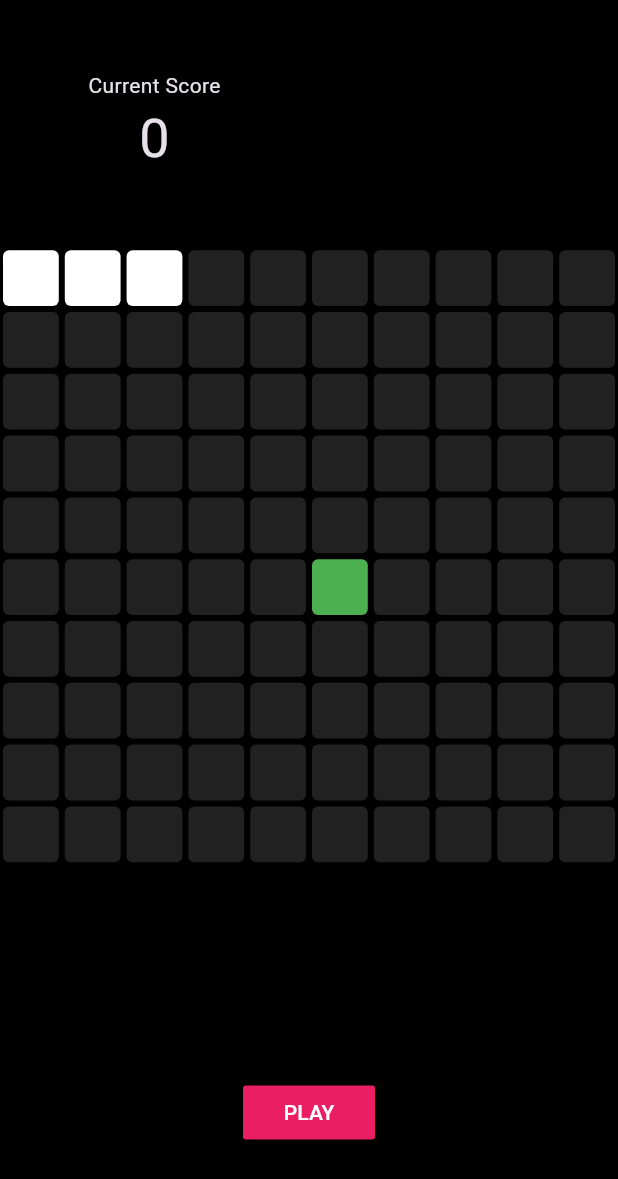
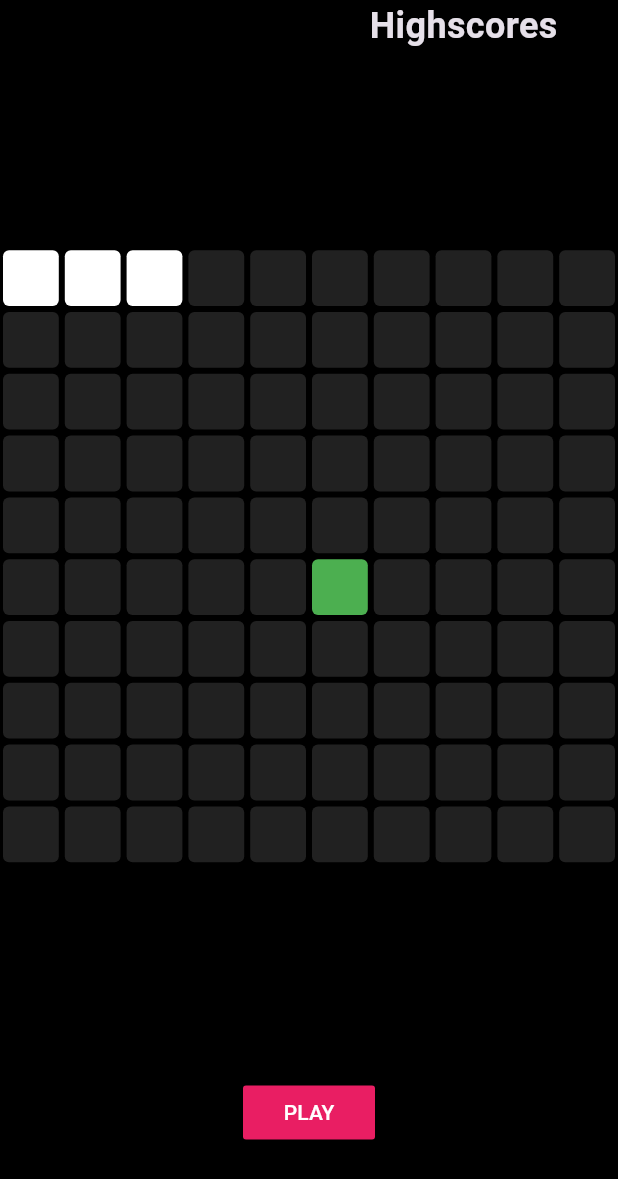
Before and after one commit to Adityakachare/mad_snake_game, a Flutter app: the screen it shows after launch, on a phone screen of 412 x 824 dp. Shown: the top 1179 px of the screen. Run offline on Flutter 3.47's test engine with Material 3 defaults, Android fonts, the phone set to English and light mode, and no system bars; our stand-ins replace cloud_firestore, firebase_core; accounts and stored records are empty.

Commit message:
Update home_page.dart

```diff
--- a/lib/home_page.dart
+++ b/lib/home_page.dart
@@ -56,7 +56,7 @@ class _HomePageState extends State<HomePage> {
     await FirebaseFirestore.instance
         .collection("highscores")
         .orderBy("score", descending: true)
-        .limit(10)
+        .limit(5)
         .get()
         .then((value) => value.docs.forEach((element) {
               highscore_DocIds.add(element.reference.id);
@@ -241,7 +241,6 @@ class _HomePageState extends State<HomePage> {
           child: Column(
             children: [
               //High Scores
-
               Expanded(
                 child: Row(
                   mainAxisAlignment: MainAxisAlignment.spaceEvenly,
@@ -251,10 +250,12 @@ class _HomePageState extends State<HomePage> {
                       child: Column(
                         mainAxisAlignment: MainAxisAlignment.center,
                         children: [
-                          Text('Current Score'),
+                          if (gameHasStarted) Text('Current Score'),
+                          if (gameHasStarted)
                             Text(
                               currentScore.toString(),
                               style: TextStyle(fontSize: 36),
+                              textAlign: TextAlign.center,
                             ),
                         ],
                       ),
@@ -266,12 +267,27 @@ class _HomePageState extends State<HomePage> {
                           : FutureBuilder(
                               future: letsGetDocIds,
                               builder: (context, snapshot) {
-                                return ListView.builder(
+                                return Column(
+                                  children: [
+                                    Text('Highscores',
+                                        style: TextStyle(
+                                            fontSize: 24,
+                                            fontWeight: FontWeight.bold)),
+                                    SizedBox(
+                                        height:
+                                            10), // Adjust the spacing as needed
+                                    Expanded(
+                                      child: ListView.builder(
                                         itemCount: highscore_DocIds.length,
                                         itemBuilder: ((context, index) {
                                           return HighscoreTile(
-                                        documentId: highscore_DocIds[index]);
+                                            documentId: highscore_DocIds[index],
+                                            position: index + 1,
+                                          );
                                         }),
+                                      ),
+                                    ),
+                                  ],
                                 );
                               },
                             ),
```
Lines whose indentation alone changed are shown as unchanged.
